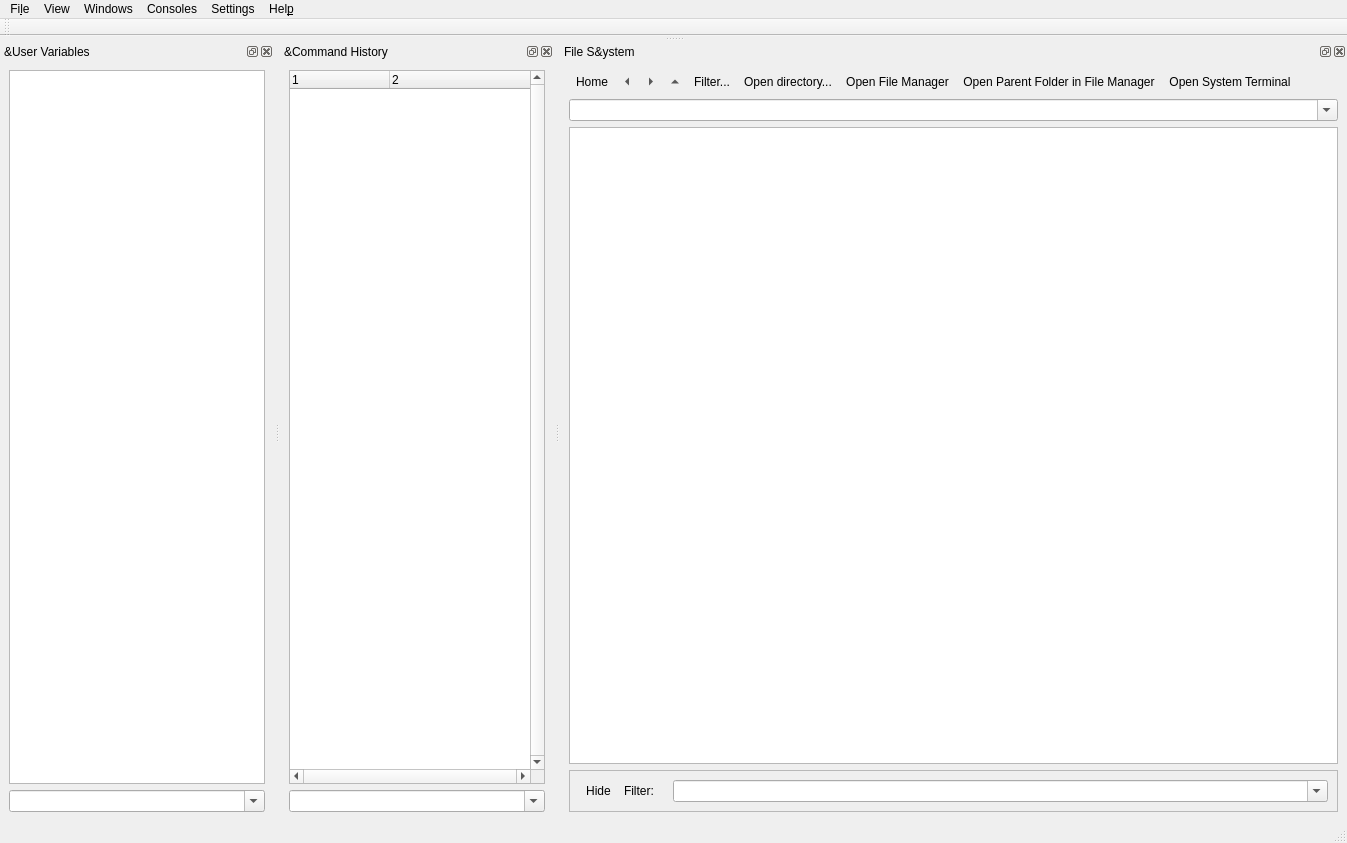
ctigaret/scipyen, file src/scipyen/gui/mainwindow.ui: the form before one commit.
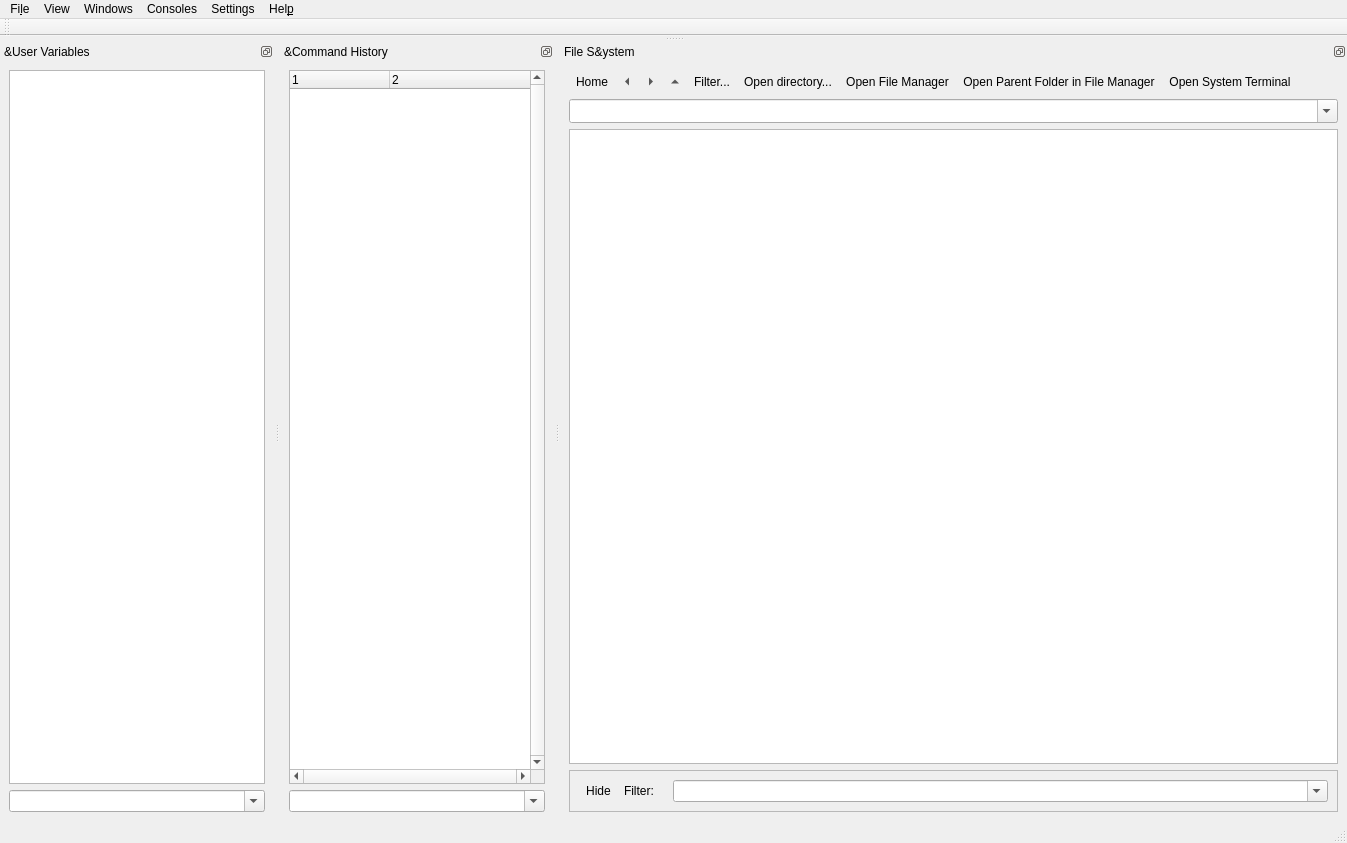
The form after the commit. Icons and pictures are not drawn.

The edit to the form file:
```diff
--- a/src/scipyen/gui/mainwindow.ui
+++ b/src/scipyen/gui/mainwindow.ui
@@ -141,7 +141,7 @@
      <normaloff>.</normaloff>.</iconset>
    </property>
    <property name="features">
-    <set>QDockWidget::AllDockWidgetFeatures</set>
+    <set>QDockWidget::DockWidgetFloatable|QDockWidget::DockWidgetMovable</set>
    </property>
    <property name="windowTitle">
     <string>&amp;User Variables</string>
@@ -274,7 +274,7 @@
      <normaloff>.</normaloff>.</iconset>
    </property>
    <property name="features">
-    <set>QDockWidget::AllDockWidgetFeatures</set>
+    <set>QDockWidget::DockWidgetFloatable|QDockWidget::DockWidgetMovable</set>
    </property>
    <property name="windowTitle">
     <string>&amp;Command History</string>
@@ -392,7 +392,7 @@
      <normaloff>.</normaloff>.</iconset>
    </property>
    <property name="features">
-    <set>QDockWidget::AllDockWidgetFeatures</set>
+    <set>QDockWidget::DockWidgetFloatable|QDockWidget::DockWidgetMovable</set>
    </property>
    <property name="windowTitle">
     <string>File S&amp;ystem</string>
@@ -632,7 +632,7 @@
         <bool>true</bool>
        </property>
        <property name="sizeAdjustPolicy">
-        <enum>QComboBox::AdjustToMinimumContentsLength</enum>
+        <enum>QComboBox::AdjustToMinimumContentsLengthWithIcon</enum>
        </property>
       </widget>
      </item>
```
